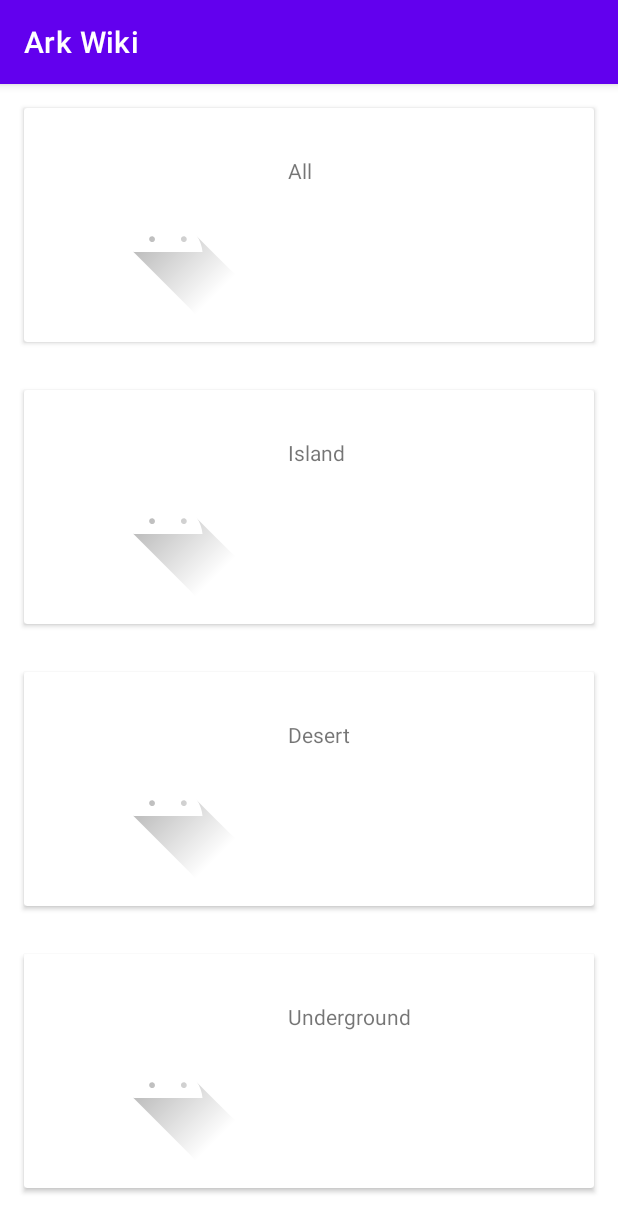
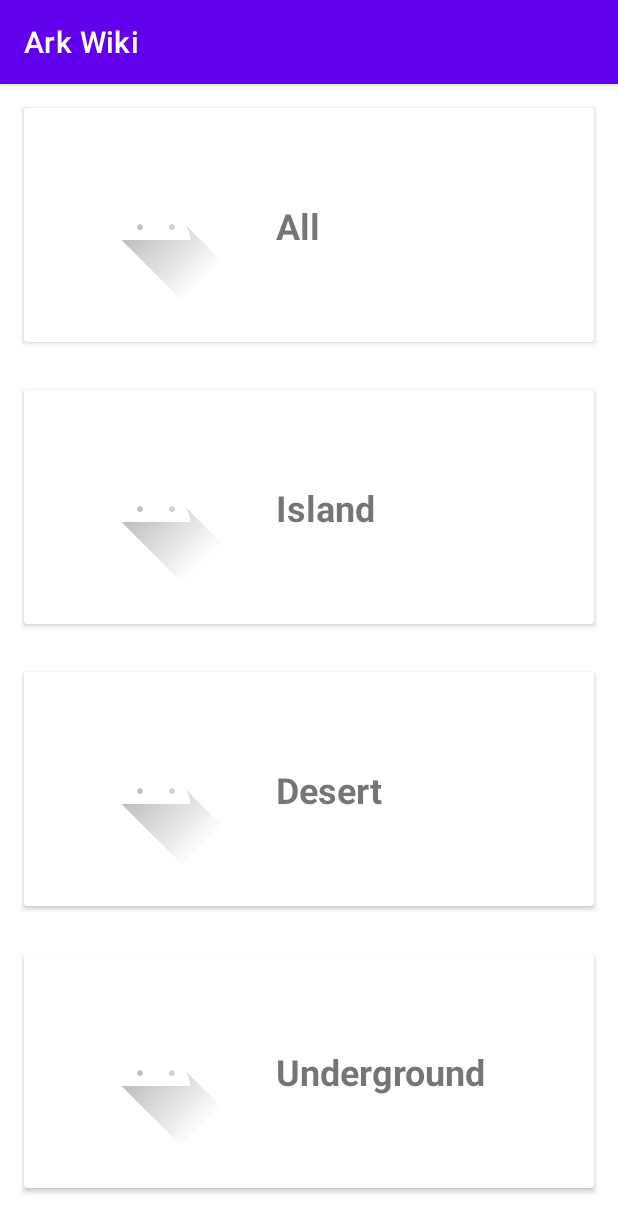
Before and after one commit to xander-cs/ArkWiki, an Android app: the fragment ArkListFragment shown on its own in the app's theme, on a phone screen of 412 x 824 dp. Shown: the top 1232 px of the screen. Run offline under Robolectric (Android 15) with nearby library versions, the phone set to English and light mode, and no system bars; pictures from the network do not load.

Commit message:
implemented detail fragment + UI changes

```diff
--- a/app/src/main/AndroidManifest.xml
+++ b/app/src/main/AndroidManifest.xml
@@ -8,6 +8,7 @@
         android:dataExtractionRules="@xml/data_extraction_rules"
         android:fullBackupContent="@xml/backup_rules"
         android:icon="@mipmap/ic_launcher"
+        android:usesCleartextTraffic="true"
         android:label="@string/app_name"
         android:roundIcon="@mipmap/ic_launcher_round"
         android:supportsRtl="true"
--- a/app/src/main/java/com/example/arkwiki/categories/CategoriesListFragment.kt
+++ b/app/src/main/java/com/example/arkwiki/categories/CategoriesListFragment.kt
@@ -21,11 +21,9 @@ class CategoriesListFragment : Fragment() {
         recyclerView.layoutManager = LinearLayoutManager(requireContext())
 
         val categories = mutableListOf<Card>()
-        categories.add(Card("Breeding", "https://static.wikia.nocookie.net/arksurvivalevolved_gamepedia/images/a/a3/Eggs.png/revision/latest?cb=20200807154254"))
+        categories.add(Card("Breeding &\nTaming", "https://static.wikia.nocookie.net/arksurvivalevolved_gamepedia/images/a/a3/Eggs.png/revision/latest?cb=20200807154254"))
         categories.add(Card("Crafting", "https://static.wikia.nocookie.net/arksurvivalevolved_gamepedia/images/b/b9/Smithy.png/revision/latest?cb=20150615134739"))
         categories.add(Card("Dinosaurs", "https://static.wikia.nocookie.net/arksurvivalevolved_gamepedia/images/8/8d/Alpha_T-Rex.png/revision/latest?cb=20190228120718"))
-        categories.add(Card("Taming", "https://static.wikia.nocookie.net/arksurvivalevolved_gamepedia/images/c/cc/Box_o%27_Chocolates.png/revision/latest?cb=20160228212112"))
-        categories.add(Card("Tips", "https://static.wikia.nocookie.net/arksurvivalevolved_gamepedia/images/5/5f/Magnifying_Glass.png/revision/latest?cb=20220905113952"))
 
         val adapter = CategoriesAdapter(categories)
         recyclerView.adapter = adapter
--- a/app/src/main/java/com/example/arkwiki/dinosaurs/arks/ArkListFragment.kt
+++ b/app/src/main/java/com/example/arkwiki/dinosaurs/arks/ArkListFragment.kt
@@ -21,18 +21,18 @@ class ArkListFragment : Fragment() {
         recyclerView.layoutManager = LinearLayoutManager(requireContext())
 
         val arks = mutableListOf<Card>()
-        arks.add(Card("All", ""))
-        arks.add(Card("Island", ""))
-        arks.add(Card("Desert", ""))
-        arks.add(Card("Underground", ""))
-        arks.add(Card("Corrupted Earth", ""))
-        arks.add(Card("Simulation", ""))
-        arks.add(Card("Colony Ship", ""))
-        arks.add(Card("The Center", ""))
-        arks.add(Card("Norse", ""))
-        arks.add(Card("Grand", ""))
-        arks.add(Card("Crystalline", ""))
-        arks.add(Card("Lost Island", ""))
+        arks.add(Card("All", "https://static.wikia.nocookie.net/arksurvivalevolved_gamepedia/images/5/5b/ARK_Icon.png/revision/latest?cb=20190106013307"))
+        arks.add(Card("Island", "https://static.wikia.nocookie.net/arksurvivalevolved_gamepedia/images/0/04/The_Island_Topographic_Map.jpg/revision/latest/scale-to-width-down/1000?cb=20181020211505"))
+        arks.add(Card("Desert", "https://static.wikia.nocookie.net/arksurvivalevolved_gamepedia/images/3/39/Scorched_Earth_Topographic_Map.jpg/revision/latest/scale-to-width-down/1000?cb=20181020211511"))
+        arks.add(Card("Underground", "https://static.wikia.nocookie.net/arksurvivalevolved_gamepedia/images/6/68/Aberration_Map.jpg/revision/latest/scale-to-width-down/1000?cb=20220905075434"))
+        arks.add(Card("Corrupted Earth", "https://static.wikia.nocookie.net/arksurvivalevolved_gamepedia/images/0/0b/Extinction_Topographic_Map.jpg/revision/latest/scale-to-width-down/1000?cb=20190122164234"))
+        arks.add(Card("Simulation", "https://static.wikia.nocookie.net/arksurvivalevolved_gamepedia/images/3/37/Genesis_Part_1_Topographic_Map.jpg/revision/latest/scale-to-width-down/1000?cb=20220905121759"))
+        arks.add(Card("Colony Ship", "https://static.wikia.nocookie.net/arksurvivalevolved_gamepedia/images/4/44/Genesis_Part_2_Map.jpg/revision/latest/scale-to-width-down/1000?cb=20210603191823"))
+        arks.add(Card("The Center", "https://static.wikia.nocookie.net/arksurvivalevolved_gamepedia/images/5/58/The_Center_Topographic_Map.jpg/revision/latest/scale-to-width-down/1000?cb=20161126134907"))
+        arks.add(Card("Norse", "https://static.wikia.nocookie.net/arksurvivalevolved_gamepedia/images/8/88/Ragnarok_Topographic_Map.jpg/revision/latest/scale-to-width-down/1000?cb=20181020195310"))
+        arks.add(Card("Grand", "https://static.wikia.nocookie.net/arksurvivalevolved_gamepedia/images/d/de/Valguero_Topographic_Map.jpg/revision/latest/scale-to-width-down/1000?cb=20220326124105"))
+        arks.add(Card("Crystalline", "https://static.wikia.nocookie.net/arksurvivalevolved_gamepedia/images/7/70/Crystal_Isles_Topographic_Map.jpg/revision/latest/scale-to-width-down/1000?cb=20200705193753"))
+        arks.add(Card("Lost Island", "https://static.wikia.nocookie.net/arksurvivalevolved_gamepedia/images/4/45/Lost_Island_map.jpg/revision/latest/scale-to-width-down/1000?cb=20211214195403"))
 
         val adapter = ArkAdapter(arks)
         recyclerView.adapter = adapter
--- a/app/src/main/res/layout/card_view.xml
+++ b/app/src/main/res/layout/card_view.xml
@@ -10,7 +10,7 @@
     <androidx.constraintlayout.widget.ConstraintLayout
         android:layout_width="match_parent"
         android:layout_height="match_parent"
-        android:padding="16dp">
+        android:padding="24dp">
 
         <ImageView
             android:id="@+id/card_image"
@@ -18,9 +18,9 @@
             android:layout_height="wrap_content"
             app:layout_constraintTop_toTopOf="parent"
             app:layout_constraintStart_toStartOf="parent"
+            app:layout_constraintBottom_toBottomOf="parent"
             android:contentDescription="@string/content_description"
-            tools:src="@tools:sample/avatars"
-            android:layout_margin="16dp" />
+            tools:src="@tools:sample/avatars" />
 
         <TextView
             android:id="@+id/card_title"
@@ -28,7 +28,10 @@
             android:layout_height="wrap_content"
             app:layout_constraintTop_toTopOf="parent"
             app:layout_constraintStart_toEndOf="@id/card_image"
+            app:layout_constraintBottom_toBottomOf="parent"
             tools:text="@string/test"
+            android:textSize="24sp"
+            android:textStyle="bold"
             android:layout_margin="16dp" />
 
     </androidx.constraintlayout.widget.ConstraintLayout>
--- a/app/src/main/res/values/strings.xml
+++ b/app/src/main/res/values/strings.xml
@@ -45,4 +45,9 @@
     </string>
     <string name="test">Test</string>
     <string name="content_description">an image from the ark wiki</string>
+    <string name="dinosaur_image_description">an image of a dinosaur</string>
+    <string name="dinosaur_temperament">Temperament: %s</string>
+    <string name="taming_method">Taming Method: %s</string>
+    <string name="preferred_food">Preferred Food: %s</string>
+    <string name="content_description_2">an image of what the dinosaur eats</string>
 </resources>
```
Also changed, not shown: app/src/main/java/com/example/arkwiki/dinosaurs/Dinosaur.kt (+19 -5 lines), app/src/main/java/com/example/arkwiki/dinosaurs/DinosaurDetailFragment.kt (added, +72 -0 lines), app/src/main/java/com/example/arkwiki/dinosaurs/DinosaursAdapter.kt (+38 -21 lines), app/src/main/res/layout/fragment_dinosaur_detail.xml (added, +84 -0 lines).
